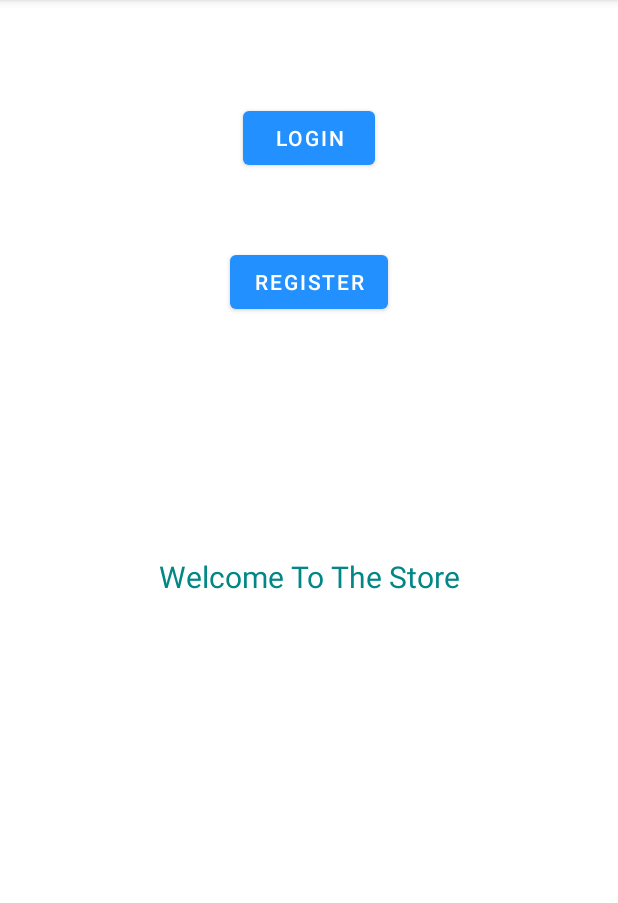
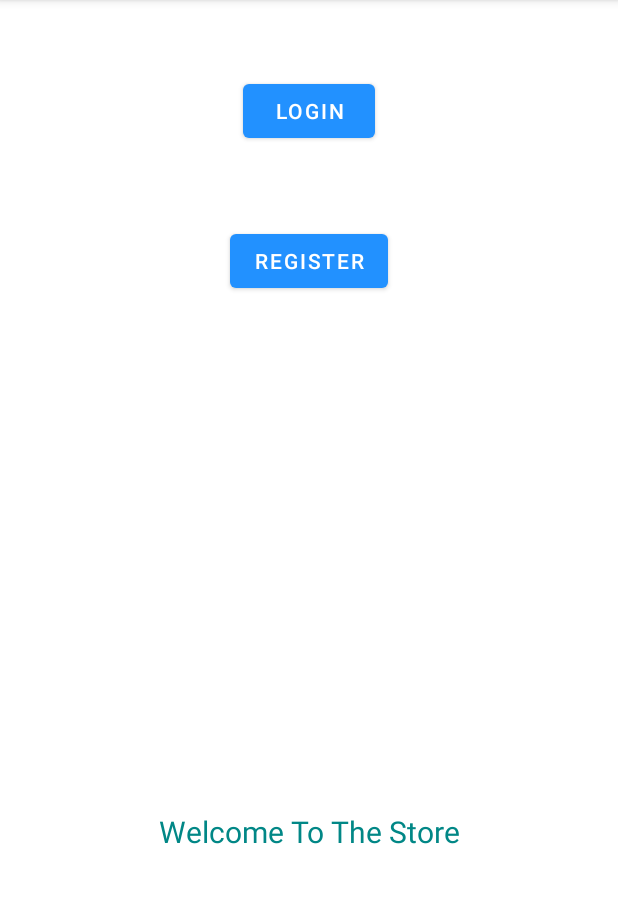
Before and after one commit to GabrielBalbuenaLuna/MercadoLibreClonBedu-Equipo15-App, an Android app: the screen it shows after launch (MainActivity), on a phone screen of 412 x 824 dp, the part 84-987 px from its top. Run offline under Robolectric (Android 15) with nearby library versions, the phone set to English and light mode, and no system bars.

Commit message:
Update Main layout
update activity_main.xml

```diff
--- a/app/src/main/res/layout/activity_main.xml
+++ b/app/src/main/res/layout/activity_main.xml
@@ -9,19 +9,19 @@
     <TextView
         android:layout_width="wrap_content"
         android:layout_height="wrap_content"
+        android:layout_marginBottom="200dp"
         android:text="Welcome To The Store"
         android:textColor="@color/teal_700"
         android:textSize="20dp"
         app:layout_constraintBottom_toBottomOf="parent"
         app:layout_constraintLeft_toLeftOf="parent"
-        app:layout_constraintRight_toRightOf="parent"
-        app:layout_constraintTop_toTopOf="parent" />
+        app:layout_constraintRight_toRightOf="parent" />
 
     <Button
         android:id="@+id/LogIn"
         android:layout_width="wrap_content"
         android:layout_height="wrap_content"
-        android:layout_marginTop="68dp"
+        android:layout_marginTop="50dp"
         app:layout_constraintEnd_toEndOf="parent"
         app:layout_constraintStart_toStartOf="parent"
         app:layout_constraintTop_toTopOf="parent"
@@ -31,7 +31,7 @@
         android:id="@+id/Register"
         android:layout_width="wrap_content"
         android:layout_height="wrap_content"
-        android:layout_marginTop="164dp"
+        android:layout_marginTop="150dp"
         android:text="Register"
         app:layout_constraintEnd_toEndOf="parent"
         app:layout_constraintStart_toStartOf="parent"
```
